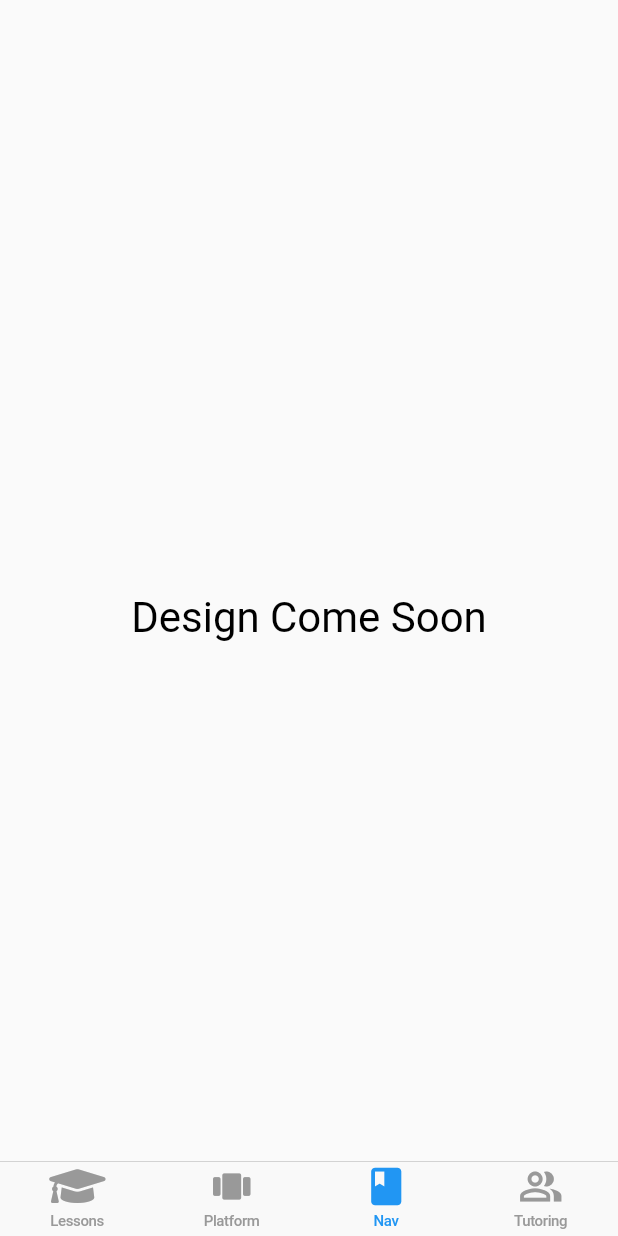
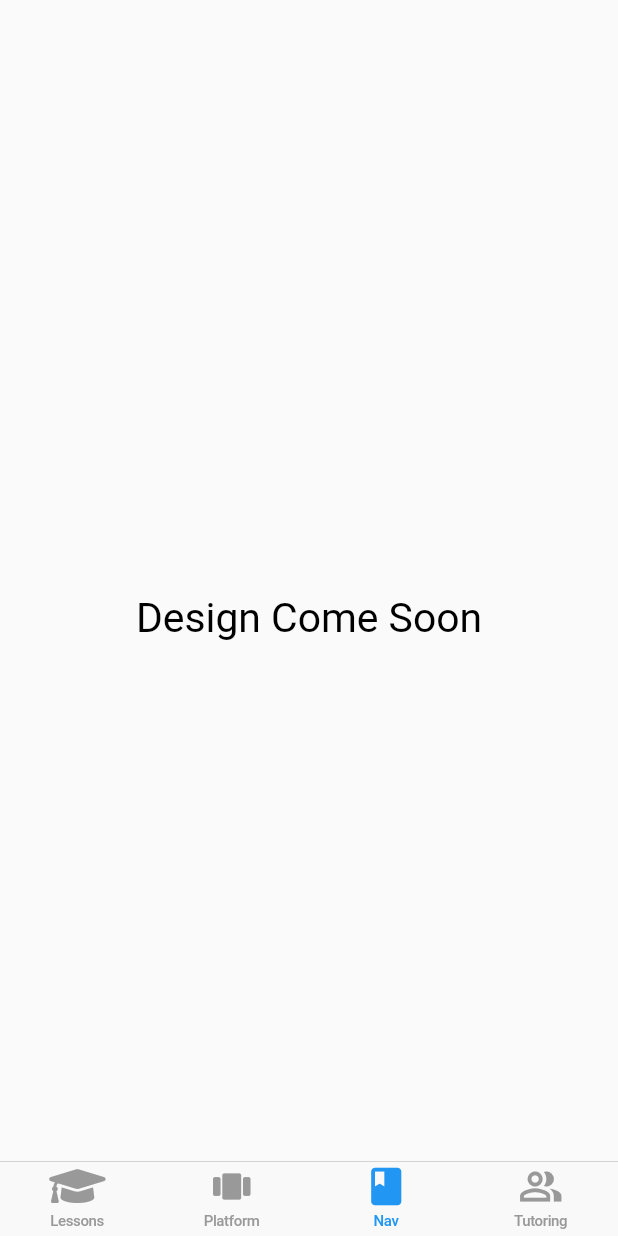
Before and after one commit to Pranav2918/UI_Design, a Flutter app: the screen it shows after launch, item 3 of the bottom bar chosen, on a phone screen of 412 x 824 dp. Run offline on Flutter 3.47's test engine with Material 2 defaults, Android fonts, the phone set to English and light mode, and no system bars; our stand-ins replace flutter_screenutil, flutter_typeahead, font_awesome_flutter, share; network calls fail.

Commit message:
Working on web and tablet responsive

```diff
--- a/lib/main.dart
+++ b/lib/main.dart
@@ -1,5 +1,6 @@
 import 'package:flutter/cupertino.dart';
 import 'package:flutter/material.dart';
+import 'package:flutter_screenutil/flutter_screenutil.dart';
 import 'package:font_awesome_flutter/font_awesome_flutter.dart';
 import 'package:task_5/screens/lesson/homepage.dart';
 import 'package:task_5/screens/tutoring/tutoring.dart';
@@ -13,13 +14,16 @@ void main() {
 class MyApp extends StatelessWidget {
   @override
   Widget build(BuildContext context) {
-    return MaterialApp(
-      debugShowCheckedModeBanner: false,
-      title: 'Flutter Demo',
-      theme: ThemeData(
-        primarySwatch: Colors.blue,
+    return ScreenUtilInit(
+      designSize: const Size(412, 846),
+      builder: () => MaterialApp(
+        debugShowCheckedModeBanner: false,
+        title: 'Flutter Demo',
+        theme: ThemeData(
+          primarySwatch: Colors.blue,
+        ),
+        home: MainPage(),
       ),
-      home: MainPage(),
     );
   }
 }
@@ -77,7 +81,7 @@ class Extra extends StatelessWidget {
     return Scaffold(
       body: Center(
           child: Text('Design Come Soon',
-              style: TextStyle(color: Colors.black, fontSize: 28))),
+              style: TextStyle(color: Colors.black, fontSize: 28.sp))),
     );
   }
 }
--- a/lib/screens/lesson/homepage.dart
+++ b/lib/screens/lesson/homepage.dart
@@ -1,4 +1,5 @@
 import 'package:flutter/material.dart';
+import 'package:flutter_screenutil/flutter_screenutil.dart';
 import 'package:task_5/screens/lesson/view1.dart';
 import 'package:task_5/screens/lesson/view2.dart';
 
--- a/pubspec.yaml
+++ b/pubspec.yaml
@@ -9,13 +9,15 @@ environment:
   sdk: ">=2.12.0 <3.0.0"
 
 dependencies:
+  autocomplete_textfield: ^1.7.3
+  cupertino_icons: ^1.0.2
   flutter:
     sdk: flutter
-  cupertino_icons: ^1.0.2
+  flutter_screenutil: ^5.0.0+2
+  flutter_typeahead: ^3.2.0
   font_awesome_flutter: ^9.1.0
   share: ^2.0.4
   url_launcher: ^6.0.9
-  autocomplete_textfield: ^1.7.3
 
 dev_dependencies:
   flutter_test:
```
Also changed, not shown: lib/widgets/searchlocation.dart (+30 -38 lines), pubspec.lock.
